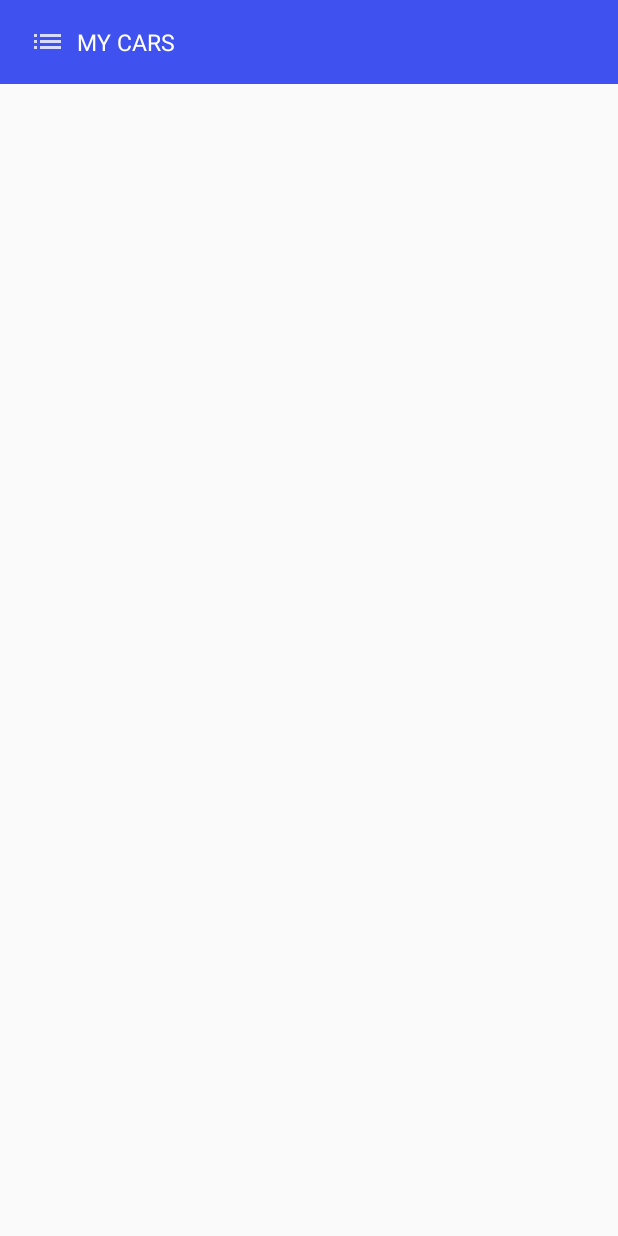
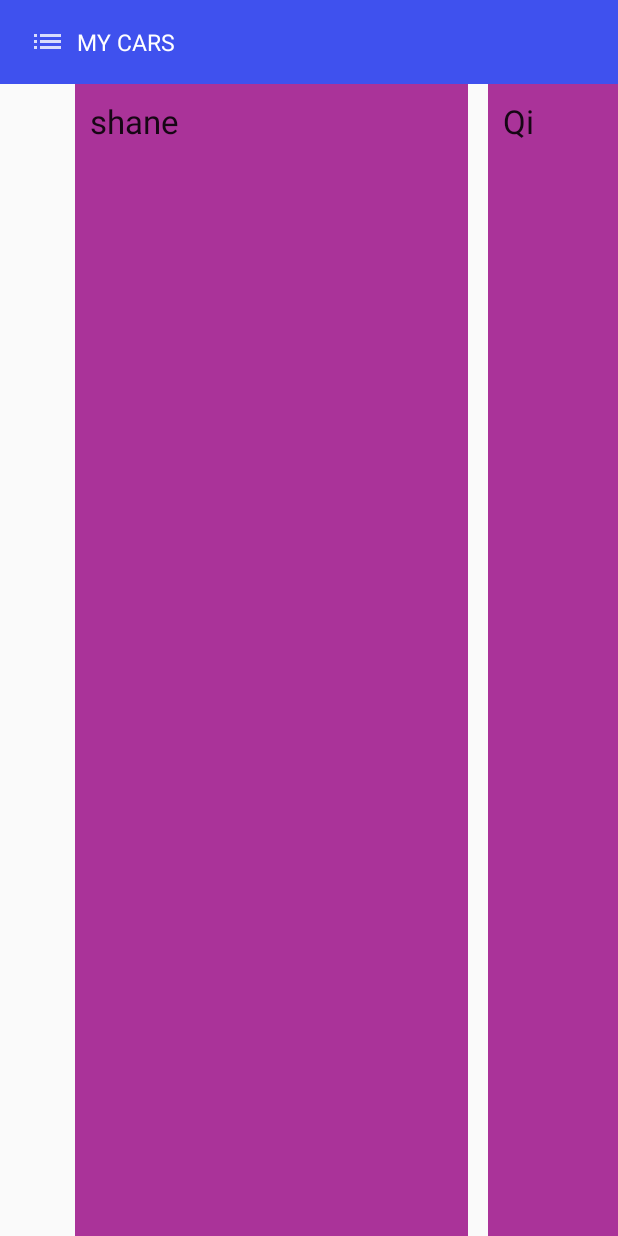
Before and after one commit to JolinZhang/Cartopia, an Android app: the MyCars screen opened directly, with no data from a screen before it, on a phone screen of 412 x 824 dp. Run offline under Robolectric (Android 15) with nearby library versions, the phone set to English and light mode, and no system bars.

Commit message:
realization of ViewPager with Visible Adjacent Pages My cars

```diff
--- a/app/src/main/java/com/example/jonelezhang/cartopia/MyCars.java
+++ b/app/src/main/java/com/example/jonelezhang/cartopia/MyCars.java
@@ -1,16 +1,28 @@
 package com.example.jonelezhang.cartopia;
 
+import android.content.Context;
+import android.content.SharedPreferences;
+import android.os.AsyncTask;
+import android.support.v4.view.ViewPager;
 import android.support.v7.app.AppCompatActivity;
 import android.os.Bundle;
+import android.util.Log;
 import android.view.Menu;
 import android.view.MenuItem;
 import android.view.View;
 import android.widget.TextView;
 
+import org.json.JSONException;
+import org.json.JSONObject;
+
 public class MyCars extends ToolbarConfiguringActivity {
     //widget on actionbar
     private TextView toolbar_title;
     private TextView toolbar_filter;
+    private ViewPager viewPager;
+    //Mycars json
+    private String url;
+    private String strUrl;
 
     @Override
     protected void onCreate(Bundle savedInstanceState) {
@@ -23,9 +35,46 @@ public class MyCars extends ToolbarConfiguringActivity {
         toolbar_title.setText("MY CARS");
         toolbar_filter = (TextView) findViewById(R.id.toolbar_filter);
         toolbar_filter.setVisibility(View.INVISIBLE);
+
+
+
+        // Get the ViewPager and set it's PagerAdapter so that it can display items
+        viewPager = (ViewPager) findViewById(R.id.mycarspager);
+        viewPager.setClipToPadding(false);
+        viewPager.setPageMargin(20);
+        viewPager.setAdapter(new MyCarsFragmentPagerAdapter(getSupportFragmentManager(), MyCars.this));
+
+
+        // Show the picture of the favs image
+//        new CarsJSONParse().execute();
+
     }
 
-    @Override
+//    //get info in mycars
+//    private class CarsJSONParse extends AsyncTask<String, String, JSONObject> {
+//
+//        @Override
+//        protected JSONObject doInBackground(String... params) {
+//            SharedPreferences sharedpreferences = getSharedPreferences(MainActivity.MyPREFERENCES, Context.MODE_PRIVATE);
+//            String user_id = sharedpreferences.getString("Current_User", "");
+//            JsonParser jParser = new JsonParser();
+//            url = "http://cartopia.club/api/cars?user_id=" + user_id;
+//            strUrl = jParser.getJsonFromUrl(url);
+//            // Getting JSON from URL
+//            try {
+//                obj = new JSONObject(strUrl);
+//            } catch (JSONException e) {
+//                Log.e("JSON Parser", "Error parsing data " + e.toString());
+//            }
+//            return obj;
+//        }
+//    }
+
+
+
+
+
+        @Override
     public boolean onCreateOptionsMenu(Menu menu) {
         // Inflate the menu; this adds items to the action bar if it is present.
         getMenuInflater().inflate(R.menu.menu_my_cars, menu);
--- /dev/null
+++ b/app/src/main/java/com/example/jonelezhang/cartopia/MyCarsFragmentPagerAdapter.java
@@ -0,0 +1,29 @@
+package com.example.jonelezhang.cartopia;
+
+import android.content.Context;
+import android.support.v4.app.Fragment;
+import android.support.v4.app.FragmentManager;
+import android.support.v4.app.FragmentPagerAdapter;
+
+/**
+ * Created by Jonelezhang on 7/5/16.
+ */
+public class MyCarsFragmentPagerAdapter extends FragmentPagerAdapter {
+    final int PAGE_COUNT = 3;
+    private Context context;
+
+    public MyCarsFragmentPagerAdapter(FragmentManager fm , Context context) {
+        super(fm);
+        this.context = context;
+    }
+
+    @Override
+    public Fragment getItem(int position) {
+        return MyCarsPageFragment.newInstance(position + 1);
+    }
+
+    @Override
+    public int getCount() {
+        return PAGE_COUNT;
+    }
+}
--- /dev/null
+++ b/app/src/main/java/com/example/jonelezhang/cartopia/MyCarsPageFragment.java
@@ -0,0 +1,51 @@
+package com.example.jonelezhang.cartopia;
+
+import android.os.Bundle;
+import android.support.v4.app.Fragment;
+import android.view.LayoutInflater;
+import android.view.View;
+import android.view.ViewGroup;
+import android.webkit.WebView;
+import android.widget.TextView;
+
+/**
+ * Created by Jonelezhang on 7/5/16.
+ */
+public class MyCarsPageFragment extends Fragment {
+
+    public static final String ARG_PAGE = "ARG_PAGE";
+    private int mPage;
+
+    public static MyCarsPageFragment newInstance(int page) {
+        Bundle args = new Bundle();
+        args.putInt(ARG_PAGE, page);
+        MyCarsPageFragment fragment = new MyCarsPageFragment();
+        fragment.setArguments(args);
+        return fragment;
+    }
+
+    @Override
+    public void onCreate(Bundle savedInstanceState) {
+        super.onCreate(savedInstanceState);
+        mPage = getArguments().getInt(ARG_PAGE);
+    }
+
+    @Override
+    public View onCreateView(LayoutInflater inflater, ViewGroup container,
+                             Bundle savedInstanceState) {
+        View view = inflater.inflate(R.layout.my_cars_fragment_page, container, false);
+        TextView tx = (TextView) view.findViewById(R.id.text1);
+        if(mPage == 1){
+            tx.setText("shane");
+        }else if(mPage == 2){
+            tx.setText("Qi");
+        }else if(mPage == 3){
+            tx.setText("good");
+        }
+        return view;
+    }
+
+
+
+
+}
--- a/app/src/main/res/layout/activity_my_cars.xml
+++ b/app/src/main/res/layout/activity_my_cars.xml
@@ -16,6 +16,14 @@
         android:layout_width="match_parent"
         android:layout_height="match_parent">
 
+        <android.support.v4.view.ViewPager
+            android:id="@+id/mycarspager"
+            android:layout_width="match_parent"
+            android:layout_height="0px"
+            android:paddingLeft="50dp"
+            android:paddingRight="100dp"
+            android:layout_weight="1"/>
+
         <!--left Listview to display slider menu -->
         <ListView
             android:id="@+id/navList"
--- /dev/null
+++ b/app/src/main/res/layout/my_cars_fragment_page.xml
@@ -0,0 +1,23 @@
+<?xml version="1.0" encoding="utf-8"?>
+<LinearLayout
+    xmlns:android="http://schemas.android.com/apk/res/android"
+    android:layout_width="match_parent"
+    android:layout_height="match_parent"
+    android:orientation="vertical"
+    android:padding="10dp"
+    android:background="#aa3399">
+
+    <TextView
+        android:layout_height="wrap_content"
+        android:layout_width="wrap_content"
+        android:id="@+id/text1"
+        android:layout_gravity="center_vertical"
+        android:textAppearance="?android:attr/textAppearanceLarge" />
+
+    <ImageView
+        android:layout_width="fill_parent"
+        android:layout_height="180dp"
+        android:id="@+id/mycars_image"
+        android:layout_gravity="center_vertical"/>
+
+</LinearLayout>
```
